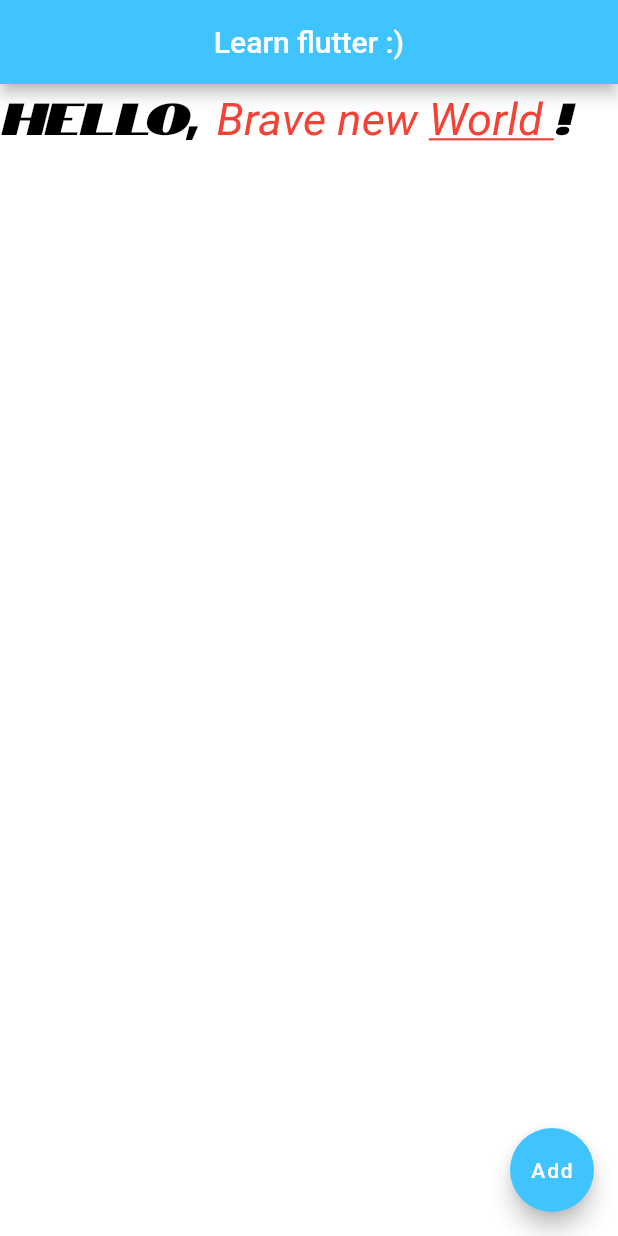
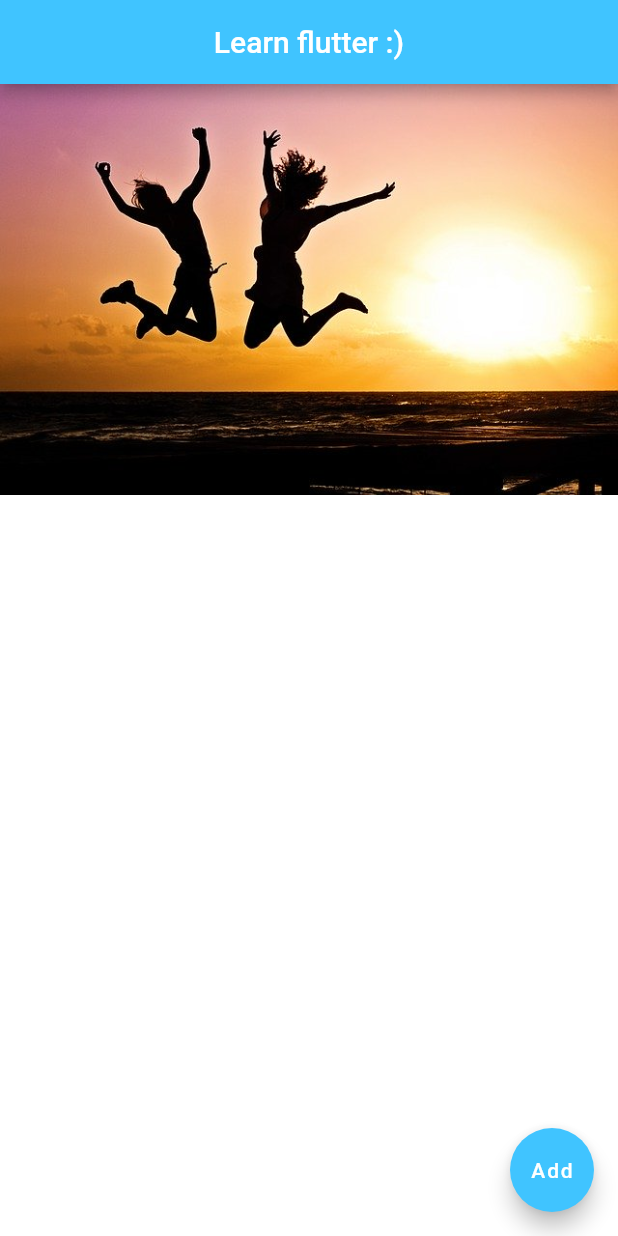
Before and after one commit to Flop88/LearnFlutter, a Flutter app: the screen it shows after launch, on a phone screen of 412 x 824 dp. Run offline on Flutter 3.47's test engine with Material 2 defaults, Android fonts, the phone set to English and light mode, and no system bars.

Commit message:
Learn Image, AssetImage and NetworkImage widgets

```diff
--- a/lib/main.dart
+++ b/lib/main.dart
@@ -13,28 +13,8 @@ class FlutterTutorialApp extends StatelessWidget {
             centerTitle: true,
             backgroundColor: Colors.lightBlueAccent,
           ),
-          body: RichText(
-            text: TextSpan(
-              style: TextStyle(
-                  fontSize: 30.0,
-                  fontStyle: FontStyle.italic,
-                  color: Colors.black,
-                  fontFamily: "Notable"),
-              children: <TextSpan>[
-                TextSpan(text: "Hello, "),
-                TextSpan(
-                    style: TextStyle(color: Colors.red),
-                    children: <TextSpan>[
-                      TextSpan(text: "Brave "),
-                      TextSpan(text: "new "),
-                      TextSpan(
-                          text: "World ",
-                          style:
-                              TextStyle(decoration: TextDecoration.underline)),
-                    ]),
-                TextSpan(text: "!"),
-              ],
-            ),
+          body: Image(
+            image: AssetImage("assets/images/1.jpg"),
           ),
           floatingActionButton: FloatingActionButton(
             child: Text("Add"),
```
Also changed, not shown: pubspec.yaml (+6 -4 lines), assets/fonts/Notable-Regular.ttf (renamed from fonts/Notable-Regular.ttf), assets/fonts/OFL.txt (renamed from fonts/OFL.txt), assets/images/1.jpg (added), assets/images/2.jpg (added).
